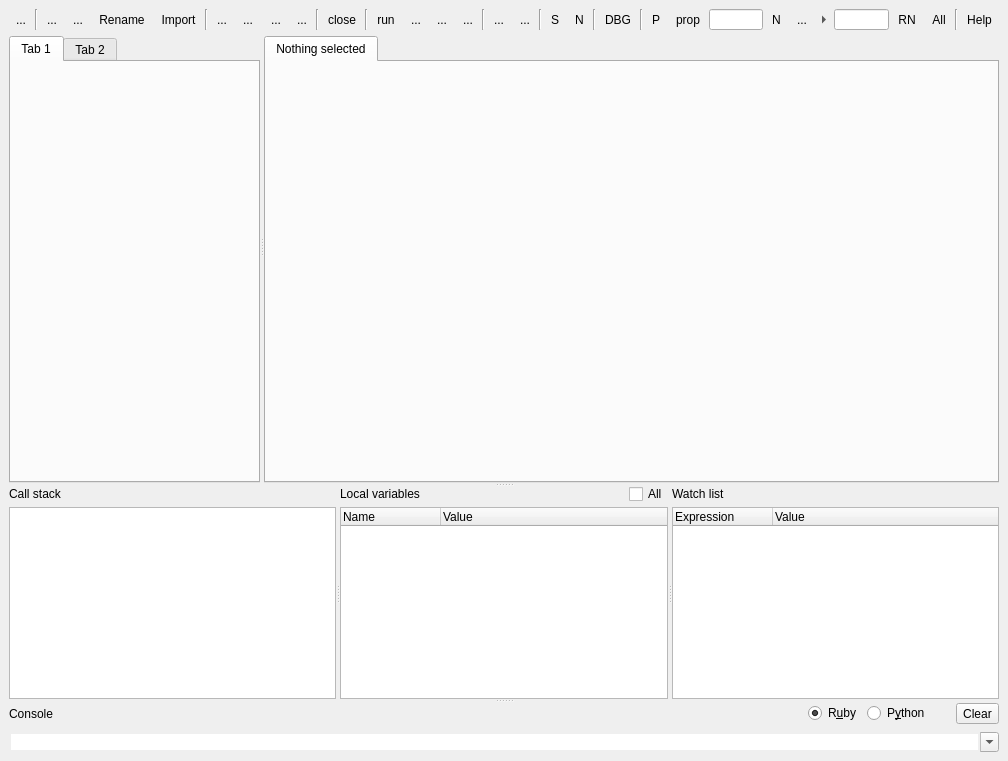
First picture: the form in eda-klayout/src/lay/lay/MacroEditorDialog.ui, repository tolgauye/GMOS, before the edit.
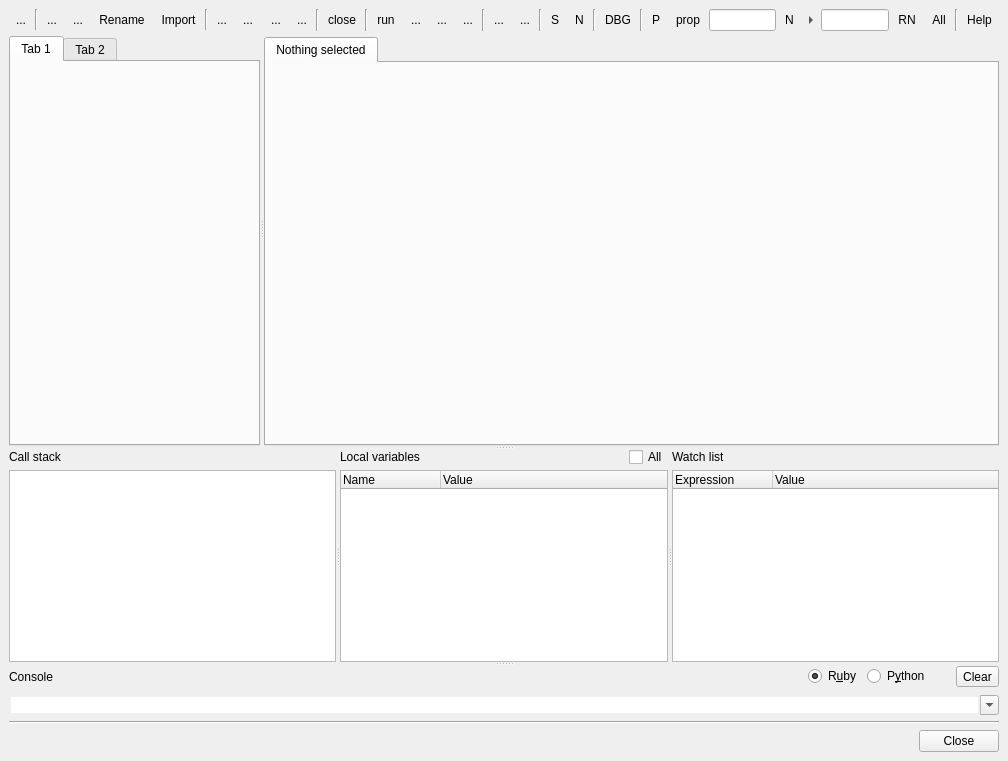
Second picture: the form after the edit. Icons and pictures are not drawn. Custom widgets are drawn as their Qt base class.

The edit to the form file:
```diff
--- a/eda-klayout/src/lay/lay/MacroEditorDialog.ui
+++ b/eda-klayout/src/lay/lay/MacroEditorDialog.ui
@@ -618,20 +618,13 @@
              <property name="sizeHint" stdset="0">
               <size>
                <width>40</width>
-               <height>16</height>
+               <height>20</height>
               </size>
              </property>
             </spacer>
            </item>
            <item>
-            <widget class="lay::DecoratedLineEdit" name="searchEditBox">
-             <property name="sizePolicy">
-              <sizepolicy hsizetype="Expanding" vsizetype="Ignored">
-               <horstretch>0</horstretch>
-               <verstretch>0</verstretch>
-              </sizepolicy>
-             </property>
-            </widget>
+            <widget class="lay::DecoratedLineEdit" name="searchEditBox"/>
            </item>
            <item>
             <widget class="QToolButton" name="findNextButton">
@@ -646,24 +639,7 @@
                <normaloff>:/find_next_16px.png</normaloff>:/find_next_16px.png</iconset>
              </property>
              <property name="shortcut">
-              <string>Ctrl+F</string>
-             </property>
-             <property name="autoRaise">
-              <bool>true</bool>
-             </property>
-            </widget>
-           </item>
-           <item>
-            <widget class="QToolButton" name="findPrevButton">
-             <property name="text">
-              <string>...</string>
-             </property>
-             <property name="icon">
-              <iconset resource="../../icons/icons.qrc">
-               <normaloff>:/find_prev_16px.png</normaloff>:/find_prev_16px.png</iconset>
-             </property>
-             <property name="shortcut">
-              <string>Ctrl+Shift+F</string>
+              <string>F3</string>
              </property>
              <property name="autoRaise">
               <bool>true</bool>
@@ -732,14 +708,7 @@
                <number>0</number>
               </property>
               <item>
-               <widget class="lay::DecoratedLineEdit" name="replaceText">
-                <property name="sizePolicy">
-                 <sizepolicy hsizetype="Expanding" vsizetype="Ignored">
-                  <horstretch>0</horstretch>
-                  <verstretch>0</verstretch>
-                 </sizepolicy>
-                </property>
-               </widget>
+               <widget class="lay::DecoratedLineEdit" name="replaceText"/>
               </item>
               <item>
                <widget class="QToolButton" name="replaceNextButton">
@@ -1327,7 +1296,12 @@
         </spacer>
        </item>
        <item>
-        <widget class="QFrame" name="console_text_frame">
+        <widget class="QFrame" name="consoleTextFrame">
+         <property name="font">
+          <font>
+           <family>Monospace</family>
+          </font>
+         </property>
          <property name="frameShape">
           <enum>QFrame::NoFrame</enum>
          </property>
@@ -1338,6 +1312,11 @@
        </item>
        <item>
         <widget class="QComboBox" name="input_field">
+         <property name="font">
+          <font>
+           <family>Monospace</family>
+          </font>
+         </property>
          <property name="editable">
           <bool>true</bool>
          </property>
@@ -1350,6 +1329,63 @@
      </widget>
     </widget>
    </item>
+   <item>
+    <widget class="Line" name="line">
+     <property name="orientation">
+      <enum>Qt::Horizontal</enum>
+     </property>
+    </widget>
+   </item>
+   <item>
+    <widget class="QFrame" name="frame_5">
+     <property name="frameShape">
+      <enum>QFrame::NoFrame</enum>
+     </property>
+     <property name="frameShadow">
+      <enum>QFrame::Raised</enum>
+     </property>
+     <layout class="QHBoxLayout">
+      <property name="spacing">
+       <number>6</number>
+      </property>
+      <property name="leftMargin">
+       <number>0</number>
+      </property>
+      <property name="topMargin">
+       <number>0</number>
+      </property>
+      <property name="rightMargin">
+       <number>0</number>
+      </property>
+      <property name="bottomMargin">
+       <number>0</number>
+      </property>
+      <item>
+       <spacer>
+        <property name="orientation">
+         <enum>Qt::Horizontal</enum>
+        </property>
+        <property name="sizeHint" stdset="0">
+         <size>
+          <width>40</width>
+          <height>20</height>
+         </size>
+        </property>
+       </spacer>
+      </item>
+      <item>
+       <widget class="QPushButton" name="pushButton">
+        <property name="text">
+         <string>Close</string>
+        </property>
+        <property name="autoDefault">
+         <bool>false</bool>
+        </property>
+       </widget>
+      </item>
+     </layout>
+    </widget>
+   </item>
   </layout>
   <action name="actionNewFolder">
    <property name="icon">
```
Left out of the diff: 261 changed lines with no effect on the pictures.
